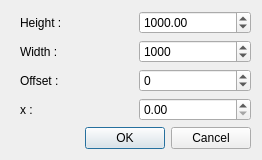
First picture: the form in resources/adrFrame.ui, repository CLGH/Ader, before the edit.
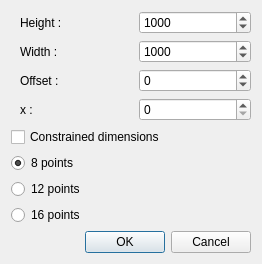
Second picture: the form after the edit.

Patch:
```diff
--- a/resources/adrFrame.ui
+++ b/resources/adrFrame.ui
@@ -10,7 +10,7 @@
     <x>0</x>
     <y>0</y>
     <width>262</width>
-    <height>149</height>
+    <height>241</height>
    </rect>
   </property>
   <property name="windowTitle">
@@ -95,6 +95,9 @@
        </item>
        <item row="0" column="1">
         <widget class="QDoubleSpinBox" name="sbHeight">
+         <property name="decimals">
+          <number>0</number>
+         </property>
          <property name="maximum">
           <double>1000000000000000043845843045076197354634047651840.000000000000000</double>
          </property>
@@ -104,12 +107,50 @@
         </widget>
        </item>
        <item row="5" column="1">
-        <widget class="QDoubleSpinBox" name="sbx"/>
+        <widget class="QDoubleSpinBox" name="sbx">
+         <property name="decimals">
+          <number>0</number>
+         </property>
+        </widget>
        </item>
       </layout>
      </item>
     </layout>
    </item>
+   <item>
+    <widget class="QCheckBox" name="ckConstrained">
+     <property name="text">
+      <string>Constrained dimensions</string>
+     </property>
+    </widget>
+   </item>
+   <item>
+    <widget class="QRadioButton" name="rb8">
+     <property name="text">
+      <string>8 points</string>
+     </property>
+     <property name="checked">
+      <bool>true</bool>
+     </property>
+    </widget>
+   </item>
+   <item>
+    <widget class="QRadioButton" name="rb12">
+     <property name="text">
+      <string>12 points</string>
+     </property>
+     <property name="checked">
+      <bool>false</bool>
+     </property>
+    </widget>
+   </item>
+   <item>
+    <widget class="QRadioButton" name="rb16">
+     <property name="text">
+      <string>16 points</string>
+     </property>
+    </widget>
+   </item>
    <item>
     <widget class="QDialogButtonBox" name="bbButtons">
      <property name="autoFillBackground">
```
